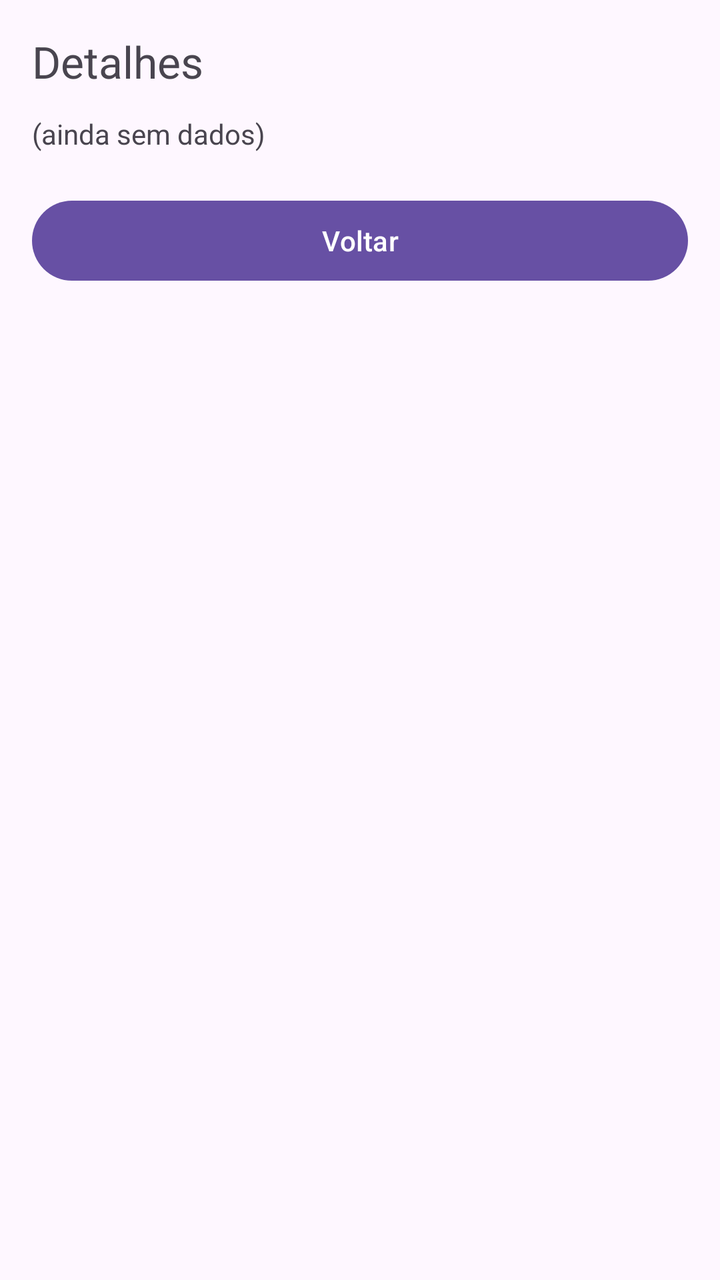
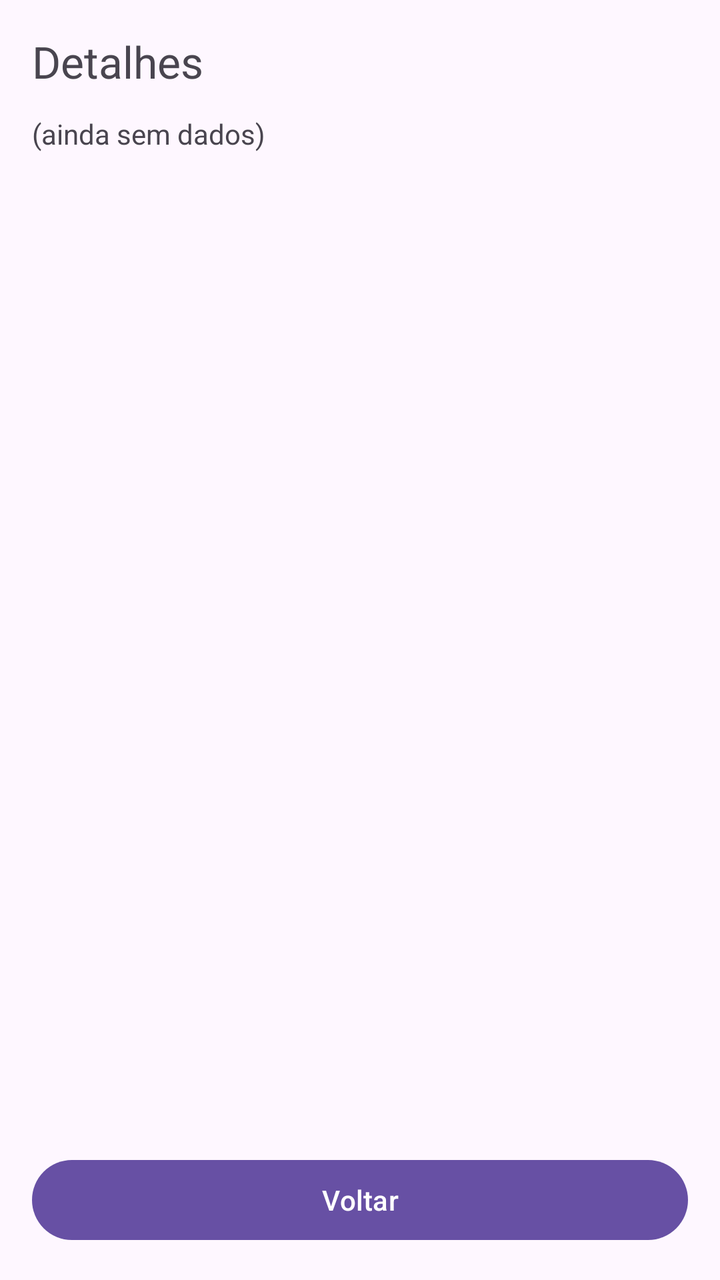

Compare the two renders of this Android layout. The source of the first and the diff that turns it into the second are given below.
<!-- AndroidManifest.xml: application theme Theme.WeatherHubAndroid -->
<!-- res/layout/activity_detalhes.xml -->
<?xml version="1.0" encoding="utf-8"?>
<LinearLayout xmlns:android="http://schemas.android.com/apk/res/android"
    android:orientation="vertical"
    android:padding="16dp"
    android:layout_width="match_parent"
    android:layout_height="match_parent">

    <TextView
        android:id="@+id/txtTituloDetalhes"
        android:text="Detalhes"
        android:textSize="22sp"
        android:layout_width="match_parent"
        android:layout_height="wrap_content"/>

    <TextView
        android:id="@+id/txtStatusDetalhes"
        android:text="(ainda sem dados)"
        android:layout_width="match_parent"
        android:layout_height="wrap_content"
        android:layout_marginTop="12dp"/>

    <Button
        android:id="@+id/btnVoltarDetalhes"
        android:text="Voltar"
        android:layout_width="match_parent"
        android:layout_height="wrap_content"
        android:layout_marginTop="20dp"/>
</LinearLayout>
<!-- resources referenced by this layout -->
<resources>
  <style name="Theme.WeatherHubAndroid" parent="Base.Theme.WeatherHubAndroid" />
  <style name="Base.Theme.WeatherHubAndroid" parent="Theme.Material3.DayNight.NoActionBar">
          
          
      </style>
</resources>

<!-- the commit's change to res/layout/activity_detalhes.xml (unified diff, before → after) -->
@@ -19,10 +19,17 @@
         android:layout_height="wrap_content"
         android:layout_marginTop="12dp"/>
 
+    <androidx.recyclerview.widget.RecyclerView
+        android:id="@+id/rvPrevisao"
+        android:layout_width="match_parent"
+        android:layout_height="0dp"
+        android:layout_marginTop="12dp"
+        android:layout_weight="1"/>
+
     <Button
         android:id="@+id/btnVoltarDetalhes"
         android:text="Voltar"
         android:layout_width="match_parent"
         android:layout_height="wrap_content"
-        android:layout_marginTop="20dp"/>
+        android:layout_marginTop="12dp"/>
 </LinearLayout>
